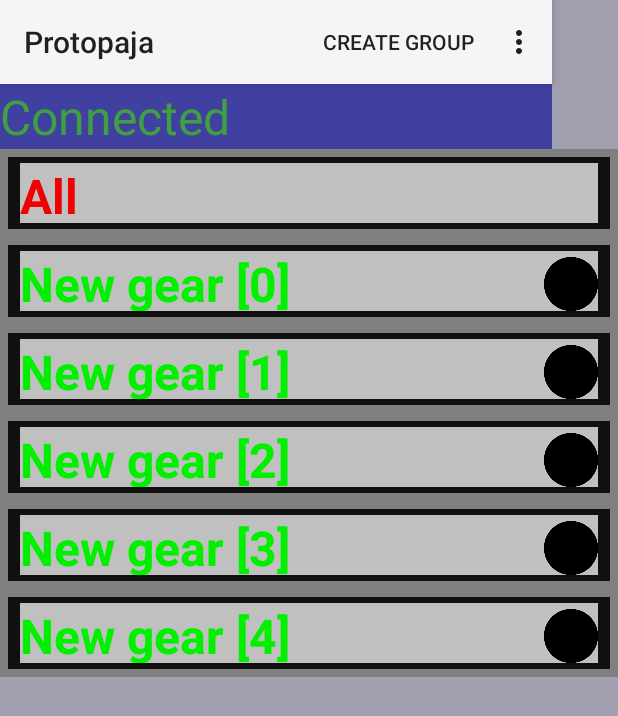
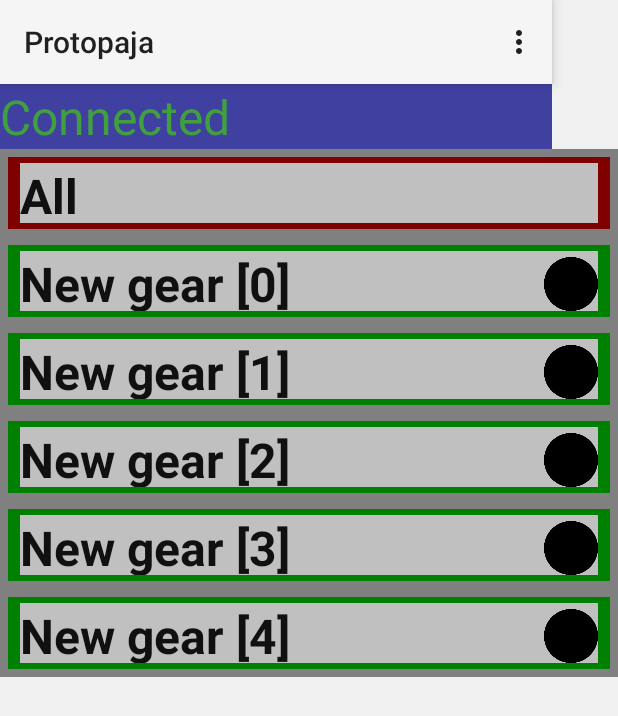
Before and after one commit to Panu-Pihkakoski/Protopaja4-Android-sovellus, an Android app: the screen it shows after launch (MainActivity), in the options menu, after a tap on "skip connect", on a phone screen of 412 x 824 dp. Shown: the top 716 px of the screen. Run offline under Robolectric (Android 15) with nearby library versions, the phone set to English and light mode, and no system bars.

Commit message:
menu groups + bug fixes

```diff
--- a/app/src/main/java/com/proto4/protopaja/DaliGear.java
+++ b/app/src/main/java/com/proto4/protopaja/DaliGear.java
@@ -15,10 +15,11 @@ public class DaliGear {
     private String name;
     private ArrayList<DaliGear> group;
 
-    private byte[] data; // should be {id, status, power}
+    private byte[] data; // should be {id, status, power, ...}
 
-    public static final int DATA_LEN = 9;
+    public static final int DATA_LEN = 13;
 
+    // data byte index
     public static final int DATA_ID = 0;
     public static final int DATA_STATUS = 1;
     public static final int DATA_POWER = 2;
@@ -28,6 +29,11 @@ public class DaliGear {
     public static final int DATA_COLOR_TEMP = 6;
     public static final int DATA_COLOR_COOLEST = 7;
     public static final int DATA_COLOR_WARMEST = 8;
+    public static final int DATA_TEMP_INTERNAL = 9;
+    public static final int DATA_TEMP_INTERNAL2 = 10;
+    public static final int DATA_TEMP_EXTERNAL = 11;
+    public static final int DATA_TEMP_EXTERNAL2 = 12;
+
 
     public static final int STATUS_BALLAST_FAILURE = 1;
     public static final int STATUS_LAMP_FAILURE = 2;
--- a/app/src/main/java/com/proto4/protopaja/MainActivity.java
+++ b/app/src/main/java/com/proto4/protopaja/MainActivity.java
@@ -51,6 +51,8 @@ public class MainActivity extends AppCompatActivity implements BleScanner.ScanLi
     private Toolbar toolbar;
     private ProgressBar progressBar;
 
+    private Menu overflowMenu;
+
     private TextView titleView;
 
     private ListFragment listFragment;
@@ -78,6 +80,14 @@ public class MainActivity extends AppCompatActivity implements BleScanner.ScanLi
 
     private static final String DEVICE_ADDRESS = "DEVICE_ADDRESS";
     private static final String AUTO_CONNECT = "AUTO_CONNECT";
+
+
+    private static final byte F_MENU_MAIN = 1;
+    private static final byte F_MENU_GEAR = 2;
+    private static final byte F_MENU_GEAR_SELECTION = 4;
+    private static final byte F_MENU_DEBUG = 8;
+
+
 
     private static final byte NO_GEAR_DATA = (byte)255;
 
@@ -140,6 +150,8 @@ public class MainActivity extends AppCompatActivity implements BleScanner.ScanLi
         toolbar = (Toolbar) findViewById(R.id.main_toolbar);
         setSupportActionBar(toolbar);
 
+
+
         // progress bar on toolbar, visible while scanning / connecting
         progressBar = (ProgressBar) findViewById(R.id.main_toolbar_progress_bar);
         progressBar.setVisibility(View.GONE);
@@ -192,8 +204,11 @@ public class MainActivity extends AppCompatActivity implements BleScanner.ScanLi
 
     @Override
     public boolean onCreateOptionsMenu(Menu menu) {
+        Log.d(TAG, "onCreateOptionsMenu()");
+        overflowMenu = menu;
         MenuInflater inflater = getMenuInflater();
         inflater.inflate(R.menu.main_menu, menu);
+        setVisibleMenuGroups((byte)(F_MENU_MAIN | F_MENU_DEBUG));
         return true;
     }
 
@@ -209,13 +224,34 @@ public class MainActivity extends AppCompatActivity implements BleScanner.ScanLi
             case R.id.action_create_group:
                 addCheckedItemsToGroup((byte)255);
                 return true;
+            case R.id.action_remove_from_group:
+                if (listFragment == null) {
+                    Log.d(TAG, "action_remove_from_group: listFragment == null");
+                    return true; // false?
+                }
+                byte groupId = listFragment.getExpandedGroupId();
+                removeCheckedItemsFromGroup(groupId);
+                return true;
             case R.id.action_skip_connect:
                 skipConnect = true;
+                stopScan();
                 onConnected();
             default:
                 return super.onOptionsItemSelected(item);
         }
 
+    }
+
+    private void setVisibleMenuGroups(byte flags) {
+        if (overflowMenu == null) {
+            Log.w(TAG, "setVisibleMenuGroups(): overflow menu is null");
+            return;
+        }
+
+        overflowMenu.setGroupVisible(R.id.menu_group_main, (flags & F_MENU_MAIN) != 0);
+        overflowMenu.setGroupVisible(R.id.menu_group_gear, (flags & F_MENU_GEAR) != 0);
+        overflowMenu.setGroupVisible(R.id.menu_group_grouping, (flags & F_MENU_GEAR_SELECTION) != 0);
+        overflowMenu.setGroupVisible(R.id.menu_group_debug, (flags & F_MENU_DEBUG) != 0);
     }
 
     // request location permissions if needed
@@ -389,7 +425,10 @@ public class MainActivity extends AppCompatActivity implements BleScanner.ScanLi
     // list fragment interaction
     @Override
     public void onListFragmentAction(int which, RecyclerListItem item) {
-        Log.d(TAG, "onListFragmentAction(which=" + which + ", item=\"" + item.getTitle() + "\")");
+        String itemTitle = "null";
+        if (item != null)
+            itemTitle = item.getTitle();
+        Log.d(TAG, "onListFragmentAction(which=" + which + ", item=\"" + itemTitle + "\")");
         switch (which) {
             case ListFragment.ITEM_ACTION_CONNECT:  // connect to bt device
                 stopScan(); // stops ble scan if running
@@ -411,6 +450,12 @@ public class MainActivity extends AppCompatActivity implements BleScanner.ScanLi
                         listFragment.update();
                     }
                 });
+                break;
+            case ListFragment.ACTION_SELECTION_START:
+                setVisibleMenuGroups(F_MENU_GEAR_SELECTION);
+                break;
+            case ListFragment.ACTION_SELECTION_END:
+                setVisibleMenuGroups((byte)(F_MENU_MAIN | F_MENU_DEBUG));
                 break;
             case ListFragment.ACTION_GROUP_SELECTED:
                 addCheckedItemsToGroup(item.getId());
@@ -437,12 +482,14 @@ public class MainActivity extends AppCompatActivity implements BleScanner.ScanLi
     private void setGearPowerLevel(byte gearId, int powerLevel) {
         DaliGear g = gearMap.get(gearId);
         if (g != null) {    // gear was found in gearMap
+            Log.d(TAG, "setGearPowerLevel(): setting power for gear " + gearId);
             g.setPower((byte)powerLevel);
-            float br = (float)(powerLevel-g.getMinPowerInt())/(g.getMaxPowerInt()-g.getMinPowerInt())*256;
+            float br = (float)(powerLevel-g.getMinPowerInt())/(g.getMaxPowerInt()-g.getMinPowerInt())*255;
             listFragment.getItemById(gearId).setBrightness((int)br);
         } else {            // gear should be a group
             DaliGear group = groupMap.get(gearId);
             if (group == null) return;  // wasn't a group...
+            Log.d(TAG, "setGearPowerLevel(): setting power for group " + gearId);
             group.setDataByte(DaliGear.DATA_POWER, (byte)powerLevel);
             for (DaliGear gear : group.getGroup()) {
                 setGearPowerLevel(gear.getId(), powerLevel);
@@ -542,6 +589,7 @@ public class MainActivity extends AppCompatActivity implements BleScanner.ScanLi
             return;
         }
         if (newGroup) {
+            Log.d(TAG, "adding new group with id=" + groupId);
             groupMap.put(groupId, group);
             final RecyclerListItem item = new RecyclerListItem("New group [" + groupId + "]",
                     RecyclerListItem.TYPE_GROUP, groupId);
--- a/app/src/main/java/com/proto4/protopaja/ui/GearFragment.java
+++ b/app/src/main/java/com/proto4/protopaja/ui/GearFragment.java
@@ -140,7 +140,7 @@ public class GearFragment extends Fragment {
         powerSlider.setMaxValue(gear.getMaxPowerInt());
         powerSlider.setValue(gear.getPowerInt());
         powerSlider.setShowPercentage(true);
-        //powerSlider.setVisibility(View.GONE);
+        powerSlider.setSliderBackground(activity.getResources().getColor(R.color.main_bg, null));
 
         colorTempSlider = activity.findViewById(R.id.color_temp_slider);
         colorTempSlider.setListener(new RoundSlider.Listener() {
@@ -154,6 +154,7 @@ public class GearFragment extends Fragment {
         colorTempSlider.setValue(gear.getDataByteInt(DaliGear.DATA_COLOR_TEMP));
         colorTempSlider.setShowKelvins(true);
         colorTempSlider.setFlipped(true);
+        colorTempSlider.setSliderBackground(activity.getResources().getColor(R.color.main_bg, null));
 
         infoView = activity.findViewById(R.id.gear_info_view);
         infoViewText = activity.findViewById(R.id.gear_info_view_text);
--- a/app/src/main/java/com/proto4/protopaja/ui/RecyclerListAdapter.java
+++ b/app/src/main/java/com/proto4/protopaja/ui/RecyclerListAdapter.java
@@ -36,6 +36,7 @@ public class RecyclerListAdapter extends RecyclerView.Adapter<RecyclerListAdapte
         public TextView title;
         public CheckBox checkBox;
         public ImageView tempIcon, brIcon;
+        public RelativeLayout boundaries;
 
         public ViewHolder(View view) {
             super(view);
@@ -43,11 +44,14 @@ public class RecyclerListAdapter extends RecyclerView.Adapter<RecyclerListAdapte
             checkBox = (CheckBox) view.findViewById(R.id.list_item_checkbox);
             checkBox.setChecked(false);
             checkBox.setVisibility(View.GONE);
+            //checkBox.setEnabled(false);
+            checkBox.setClickable(false);
             tempIcon = view.findViewById(R.id.list_item_temp_icon);
             tempIcon.setVisibility(View.GONE);
             brIcon = view.findViewById(R.id.list_item_brightness_icon);
             brIcon.setVisibility(View.GONE);
             brIcon.setColorFilter(0xffa0a0f0);
+            boundaries = view.findViewById(R.id.list_row_boundaries);
         }
     }
 
@@ -83,7 +87,8 @@ public class RecyclerListAdapter extends RecyclerView.Adapter<RecyclerListAdapte
                 break;
         }
         int titleColor = context.getResources().getColor(colorId, null);
-        holder.title.setTextColor(titleColor);
+        //holder.title.setTextColor(titleColor);
+        holder.boundaries.setBackgroundColor(titleColor);
         if (item.getType() == RecyclerListItem.TYPE_GEAR) {
             holder.checkBox.setVisibility(item.showCheckBox() ? View.VISIBLE : View.GONE);
             holder.checkBox.setChecked(item.isChecked());
--- a/app/src/main/res/layout/recycler_list_row.xml
+++ b/app/src/main/res/layout/recycler_list_row.xml
@@ -11,6 +11,7 @@
         android:id="@+id/relativeLayout">
 
         <RelativeLayout
+            android:id="@+id/list_row_boundaries"
             android:layout_width="match_parent"
             android:layout_height="wrap_content"
             android:background="#101010">
--- a/app/src/main/res/menu/main_menu.xml
+++ b/app/src/main/res/menu/main_menu.xml
@@ -2,20 +2,36 @@
 <menu xmlns:android="http://schemas.android.com/apk/res/android"
     xmlns:app="http://schemas.android.com/apk/res-auto">
 
-    <item android:id="@+id/action_scan"
-        android:title="@string/action_scan"
-        app:showAsAction="never"/>
 
-    <item android:id="@+id/action_query"
-        android:title="status query"
-        app:showAsAction="never"/>
+    <group android:id="@+id/menu_group_main">
+        <item android:id="@+id/action_scan"
+            android:title="@string/action_scan"
+            app:showAsAction="never"/>
+    </group>
 
-    <item android:id="@+id/action_create_group"
-        android:title="@string/action_create_group"
-        app:showAsAction="always" />
+    <group android:id="@+id/menu_group_gear">
+        <item android:id="@+id/action_show_gear_info"
+            android:title="show info"
+            app:showAsAction="never" />
+    </group>
 
-    <item android:id="@+id/action_skip_connect"
-        android:title="skip connect"
-        app:showAsAction="never" />
+    <group android:id="@+id/menu_group_grouping">
+        <item android:id="@+id/action_create_group"
+            android:title="@string/action_create_group"
+            app:showAsAction="ifRoom" />
+        <item android:id="@+id/action_remove_from_group"
+            android:title="@string/action_remove_from_group"
+            app:showAsAction="ifRoom" />
+    </group>
+
+
+    <group android:id="@+id/menu_group_debug">
+        <item android:id="@+id/action_skip_connect"
+            android:title="skip connect"
+            app:showAsAction="never" />
+        <item android:id="@+id/action_query"
+            android:title="status query"
+            app:showAsAction="never"/>
+    </group>
 
 </menu>
--- a/app/src/main/res/values/colors.xml
+++ b/app/src/main/res/values/colors.xml
@@ -6,13 +6,13 @@
     <color name="unitItem">#50a050</color>
     <color name="groupItem">#5050f0</color>
     <color name="infoItem">#505050</color>
-    <color name="list_item_title_text">#8080c0</color>
+    <color name="list_item_title_text">#101010</color>
     <color name="list_item_title_bg">#c0c0c0</color>
     <color name="title_bg">#4040a0</color>
     <color name="title_text">#40a040</color>
-    <color name="main_bg">#a0a0b0</color>
-    <color name="title_bt_device">#0000f0</color>
-    <color name="title_gear">#00f000</color>
-    <color name="title_group">#f00000</color>
+    <color name="main_bg">#f0f0f0</color>
+    <color name="title_bt_device">#000080</color>
+    <color name="title_gear">#008000</color>
+    <color name="title_group">#800000</color>
     <color name="title_default">#0f0f0f</color>
 </resources>
--- a/app/src/main/res/values/strings.xml
+++ b/app/src/main/res/values/strings.xml
@@ -5,7 +5,7 @@
     <string name="action_stop_scan">Stop Scan</string>
     <string name="action_clear_results">Clear</string>
     <string name="action_create_group">Create group</string>
-
+    <string name="action_remove_from_group">Remove</string>
 
     <string name="action_navi_control">Control</string>
     <string name="action_navi_data">Data</string>
```
Also changed, not shown: app/src/main/java/com/proto4/protopaja/ui/ListFragment.java (+15 -0 lines), app/src/main/java/com/proto4/protopaja/ui/RoundSlider.java (+8 -4 lines).
